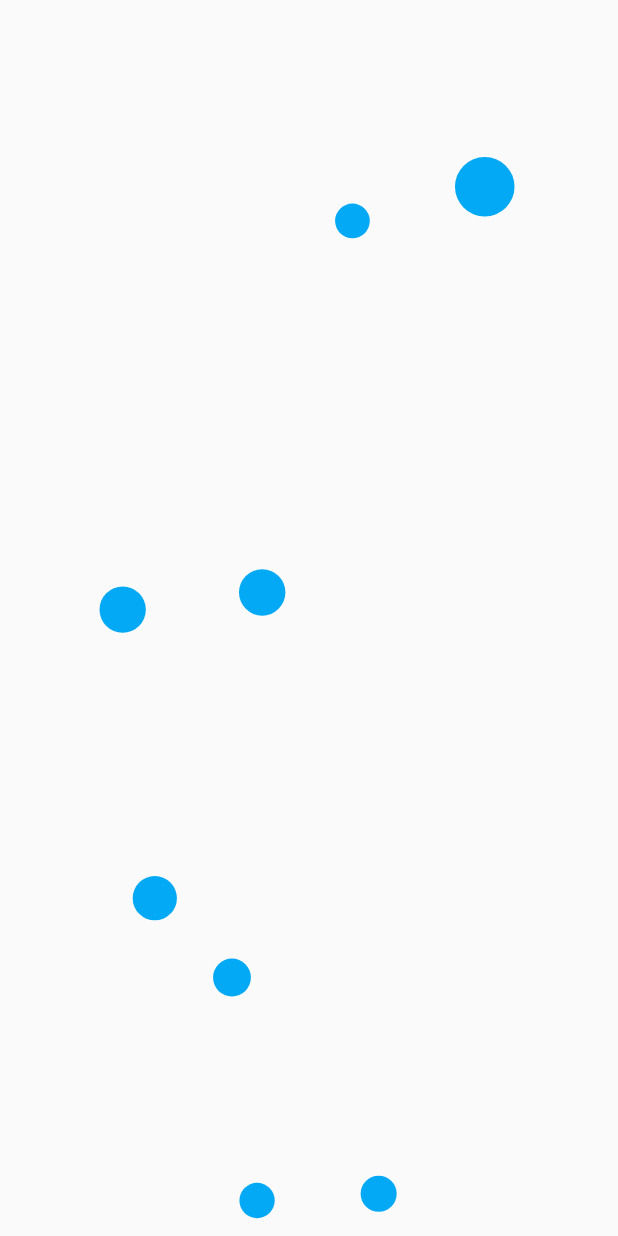
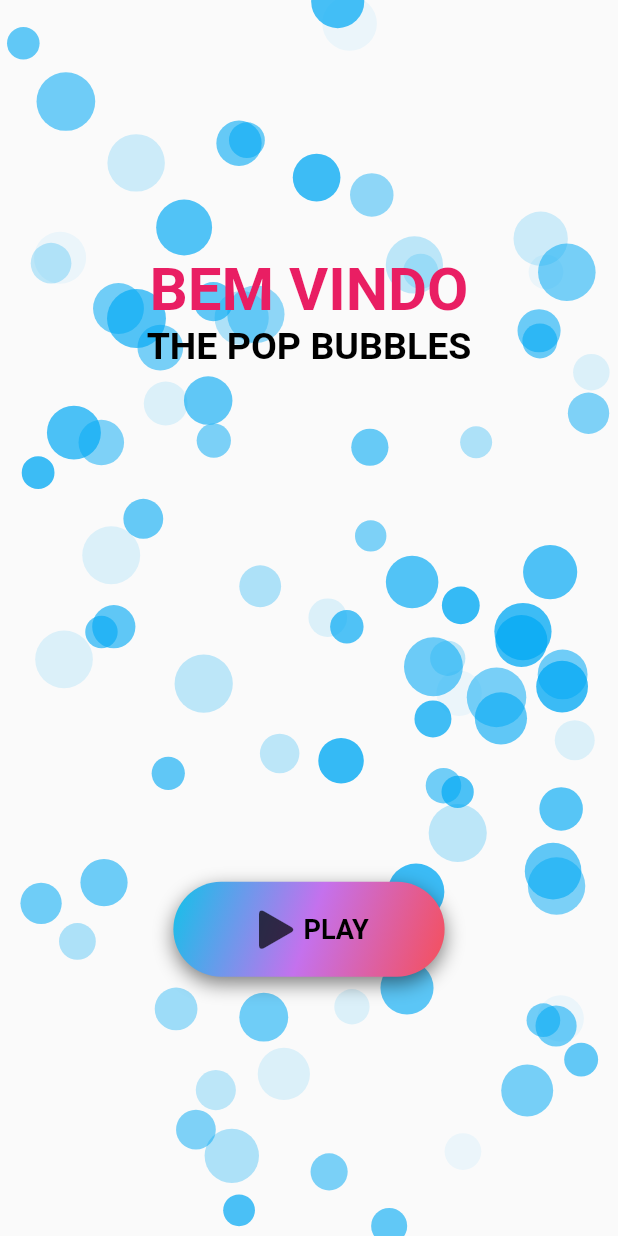
Before and after one commit to guikebr/pop-bubbles, a Flutter app: the screen it shows after launch, on a phone screen of 412 x 824 dp. Run offline on Flutter 3.47's test engine with Material 2 defaults, Android fonts, the light colour scheme and no system bars; our stand-ins replace get.

Commit message:
create root page

```diff
--- a/lib/app/features/home/domain/repositories/particle_behaviour.dart
+++ b/lib/app/features/home/domain/repositories/particle_behaviour.dart
@@ -119,16 +119,13 @@ abstract class ParticleBehaviour extends Behaviour {
   void paint(PaintingContext context, Offset offset) {
     final Canvas canvas = context.canvas;
     for (final Particle particle in particles!) {
-      if (particle.popping) {
+      if (particle.alpha == 0.0 || particle.popping) {
         continue;
       }
-      if (particle.alpha == 0.0) {
-        continue;
-      }
-      if (particle.color == material.Colors.transparent) {
+      if (options.randomColor) {
+        _paint!.color = particle.color.withOpacity(particle.alpha);
+      } else {
         _paint!.color = options.baseColor.withOpacity(particle.alpha);
-      } else {
-        _paint!.color = particle.color;
       }
 
       if (_particleImage != null) {
@@ -161,6 +158,8 @@ abstract class ParticleBehaviour extends Behaviour {
           p
             ..color = randomColor()
             ..popping = false;
+        } else {
+          p.popping = false;
         }
         initParticle(p);
         return p;
@@ -248,6 +247,9 @@ abstract class ParticleBehaviour extends Behaviour {
       );
 
   void _onTap(BuildContext context, Offset globalPosition) {
+    if (!options.startGame) {
+      return;
+    }
     print('reder');
     final RenderBox? renderBox = context.findRenderObject() as RenderBox?;
     print(renderBox);
--- a/lib/app/features/home/infra/models/particle_options.dart
+++ b/lib/app/features/home/infra/models/particle_options.dart
@@ -24,6 +24,7 @@ class ParticleOptions {
     this.image,
     this.baseColor = Colors.black,
     this.randomColor = true,
+    this.startGame = true,
     this.spawnMinRadius = 10.0,
     this.spawnMaxRadius = 20.0,
     this.spawnMinSpeed = 50.0,
@@ -62,6 +63,9 @@ class ParticleOptions {
 
   /// The generate random colors used by the particles.
   final bool randomColor;
+
+  /// Used to enable pop
+  final bool startGame;
 
   /// The minimum radius of a spawned particle. Changing this value should cause
   /// the particles to update, in case their current radius is smaller than the
--- a/lib/app/features/home/presentation/pages/home/home_controller.dart
+++ b/lib/app/features/home/presentation/pages/home/home_controller.dart
@@ -1,6 +1,5 @@
 import 'package:get/get.dart';
 
 class HomeController extends GetxController with SingleGetTickerProviderMixin {
-  final int numberOfBubbles = 40;
-  final double maxBubbleSize = 30;
+
 }
--- a/lib/app/features/root/presentation/pages/root/root_controller.dart
+++ b/lib/app/features/root/presentation/pages/root/root_controller.dart
@@ -1,3 +1,46 @@
+import 'package:flutter/animation.dart';
+import 'package:flutter/gestures.dart';
 import 'package:get/get.dart';
+import '../../../../home/infra/models/particle_options.dart';
 
-class RootController extends GetxController {}
+class RootController extends GetxController with SingleGetTickerProviderMixin {
+  late double scale;
+
+  late final AnimationController _controller = AnimationController(
+    duration: const Duration(seconds: 2),
+    vsync: this,
+    lowerBound: 0.6,
+  );
+
+  late final Animation<double> animatedButtonController = CurvedAnimation(
+    parent: _controller,
+    curve: Curves.fastOutSlowIn,
+  );
+
+  final ParticleOptions options = const ParticleOptions(
+    startGame: false,
+    minOpacity: 0.5,
+    maxOpacity: 0.8,
+    particleCount: 100,
+  );
+
+  @override
+  void onReady() {
+    super.onReady();
+    _controller.repeat(reverse: true);
+  }
+
+  @override
+  void onClose() {
+    super.onClose();
+    _controller.dispose();
+  }
+
+  void tapDown(TapDownDetails details) {
+    print('oi');
+  }
+
+  void tapUp(TapUpDetails details) {
+    print('tchau');
+  }
+}
--- a/lib/app/features/root/presentation/pages/root/root_page.dart
+++ b/lib/app/features/root/presentation/pages/root/root_page.dart
@@ -1,13 +1,62 @@
+import 'package:flutter/cupertino.dart';
 import 'package:flutter/material.dart';
 import 'package:get/get.dart';
-import '../../../../home/presentation/pages/home/home_page.dart';
+import '../../../../home/domain/repositories/animated_background.dart';
 import 'root_controller.dart';
+import 'widgets/animated_button.dart';
 
 class RootPage extends GetView<RootController> {
   const RootPage({Key? key}) : super(key: key);
 
   @override
   Widget build(BuildContext context) {
-    return const HomePage();
+    return CupertinoPageScaffold(
+      child: Material(
+        child: AnimatedBackground(
+          behaviour: RandomParticleBehaviour(options: controller.options),
+          vsync: controller,
+          child: Column(
+            mainAxisAlignment: MainAxisAlignment.spaceAround,
+            children: <Widget>[
+              Column(
+                children: const <Widget>[
+                  Text(
+                    'BEM VINDO',
+                    textAlign: TextAlign.center,
+                    style: TextStyle(
+                      color: Colors.pink,
+                      fontSize: 40,
+                      fontStyle: FontStyle.normal,
+                      fontWeight: FontWeight.bold,
+                    ),
+                  ),
+                  Text(
+                    'THE POP BUBBLES',
+                    textAlign: TextAlign.center,
+                    style: TextStyle(
+                      color: Colors.black,
+                      fontSize: 25,
+                      fontStyle: FontStyle.normal,
+                      fontWeight: FontWeight.bold,
+                    ),
+                  ),
+                ],
+              ),
+              GetBuilder<RootController>(
+                init: controller,
+                builder: (RootController get) => GestureDetector(
+                  onTapDown: get.tapDown,
+                  onTapUp: get.tapUp,
+                  child: ScaleTransition(
+                    scale: get.animatedButtonController,
+                    child: const AnimatedButton(),
+                  ),
+                ),
+              ),
+            ],
+          ),
+        ),
+      ),
+    );
   }
 }
--- /dev/null
+++ b/lib/app/features/root/presentation/pages/root/widgets/animated_button.dart
@@ -0,0 +1,53 @@
+import 'package:flutter/cupertino.dart';
+import 'package:flutter/material.dart';
+
+class AnimatedButton extends StatelessWidget {
+  const AnimatedButton({Key? key}) : super(key: key);
+
+  @override
+  Widget build(BuildContext context) {
+    return Container(
+      height: 70,
+      width: 200,
+      decoration: BoxDecoration(
+        borderRadius: BorderRadius.circular(100),
+        boxShadow: const <BoxShadow>[
+          BoxShadow(
+            color: Color(0x80000000),
+            blurRadius: 12,
+            offset: Offset(0, 5),
+          ),
+        ],
+        gradient: const LinearGradient(
+          begin: Alignment.topLeft,
+          end: Alignment.bottomRight,
+          colors: <Color>[
+            Color(0xff12c2e9),
+            Color(0xffc471ed),
+            Color(0xfff64f59),
+          ],
+        ),
+      ),
+      child: Center(
+        child: Row(
+          mainAxisAlignment: MainAxisAlignment.center,
+          children: <Widget>[
+            Icon(
+              CupertinoIcons.play_fill,
+              color: Colors.black.withOpacity(0.7),
+              size: 40,
+            ),
+            const Text(
+              'PLAY',
+              style: TextStyle(
+                fontSize: 20,
+                fontWeight: FontWeight.bold,
+                color: Colors.black,
+              ),
+            ),
+          ],
+        ),
+      ),
+    );
+  }
+}
```
Also changed, not shown: lib/app/features/home/presentation/pages/home/home_page.dart (+0 -76 lines).
